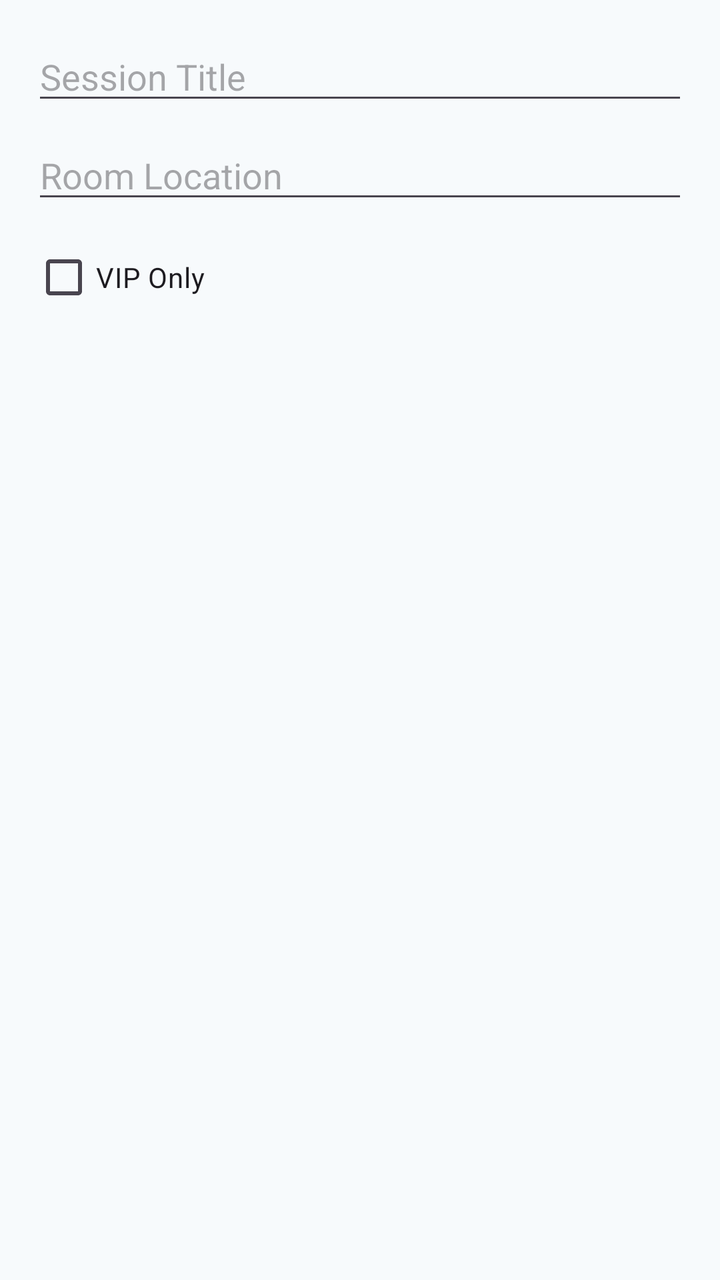
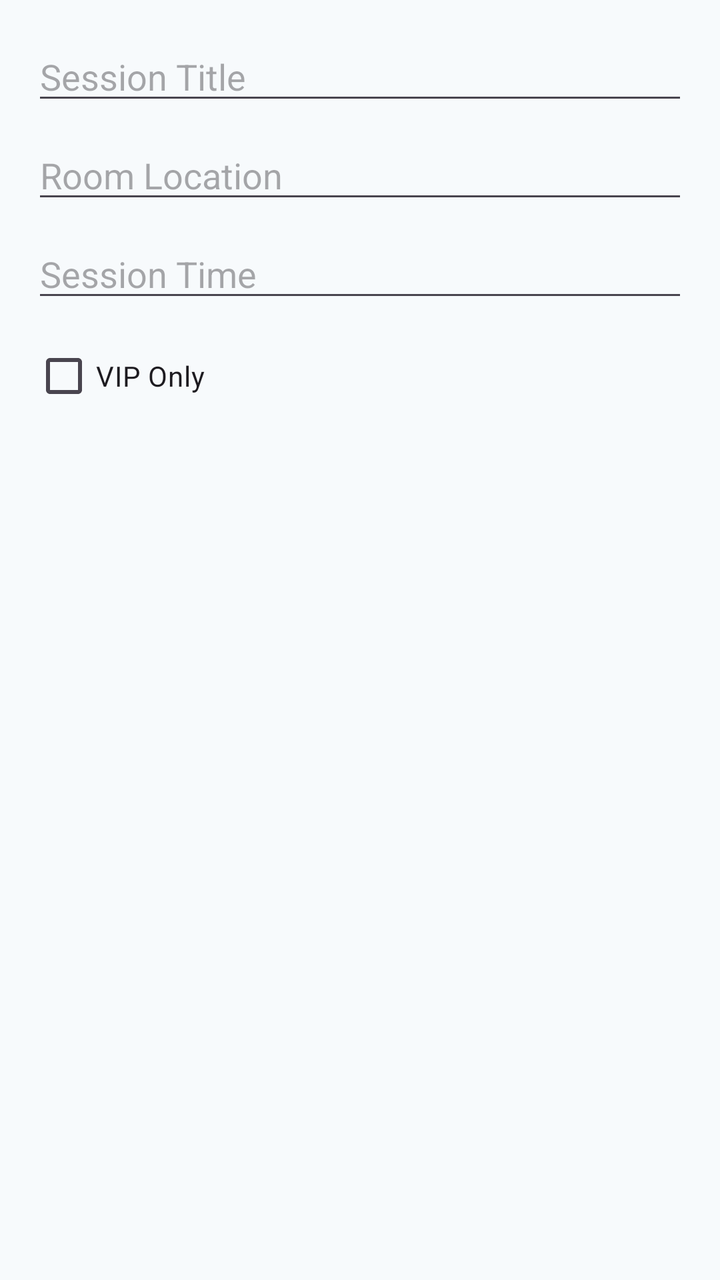

Two renders of the same Android screen: before a commit and after it. Below are the layout's source before the change and the commit's diff.
<!-- AndroidManifest.xml: application theme Theme.SummitNavigator -->
<!-- res/layout/dialog_edit_session.xml -->
<?xml version="1.0" encoding="utf-8"?>
<LinearLayout xmlns:android="http://schemas.android.com/apk/res/android"
    android:layout_width="match_parent"
    android:layout_height="wrap_content"
    android:orientation="vertical"
    android:padding="16dp">

    <EditText
        android:id="@+id/edit_title"
        android:layout_width="match_parent"
        android:layout_height="wrap_content"
        android:hint="Session Title"
        android:inputType="text" />

    <EditText
        android:id="@+id/edit_room"
        android:layout_width="match_parent"
        android:layout_height="wrap_content"
        android:hint="Room Location"
        android:layout_marginTop="8dp"
        android:inputType="text" />

    <CheckBox
        android:id="@+id/check_vip"
        android:layout_width="match_parent"
        android:layout_height="wrap_content"
        android:text="VIP Only"
        android:layout_marginTop="8dp" />
</LinearLayout>
<!-- resources referenced by this layout -->
<resources>
  <style name="Theme.SummitNavigator" parent="Theme.Material3.DayNight.NoActionBar">
          <item name="colorPrimary">@color/primary</item>
          <item name="colorSecondary">@color/secondary</item>
          <item name="android:windowBackground">@color/background</item>
      </style>
  <color name="primary">#1A365D</color>
  <color name="secondary">#D69E2E</color>
  <color name="background">#F7FAFC</color>
</resources>

<!-- the commit's change to res/layout/dialog_edit_session.xml (unified diff, before → after) -->
@@ -20,6 +20,16 @@
         android:layout_marginTop="8dp"
         android:inputType="text" />
 
+    <EditText
+        android:id="@+id/edit_time"
+        android:layout_width="match_parent"
+        android:layout_height="wrap_content"
+        android:hint="Session Time"
+        android:layout_marginTop="8dp"
+        android:focusable="false"
+        android:clickable="true"
+        android:inputType="none" />
+
     <CheckBox
         android:id="@+id/check_vip"
         android:layout_width="match_parent"
